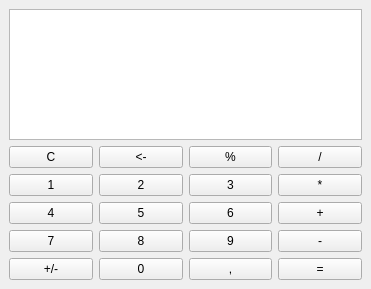
Above: mainwindow.ui from StarLeG/GromovPLC-M02_HW_Lesson7 before the change. Below: the same form after it.
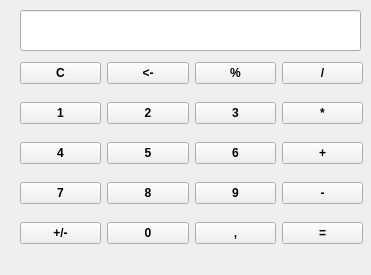
That is the form after the change.

Commit message: Заменил TextBrowser на LineEdit

```diff
--- a/mainwindow.ui
+++ b/mainwindow.ui
@@ -7,32 +7,41 @@
     <x>0</x>
     <y>0</y>
     <width>371</width>
-    <height>289</height>
+    <height>275</height>
    </rect>
   </property>
+  <property name="font">
+   <font>
+    <pointsize>9</pointsize>
+    <bold>true</bold>
+   </font>
+  </property>
   <property name="windowTitle">
    <string>MainWindow</string>
   </property>
   <widget class="QWidget" name="centralwidget">
-   <layout class="QGridLayout" name="gridLayout_2">
-    <item row="0" column="0">
-     <widget class="QTextBrowser" name="screen">
-      <property name="layoutDirection">
-       <enum>Qt::LeftToRight</enum>
-      </property>
-      <property name="html">
-       <string>&lt;!DOCTYPE HTML PUBLIC &quot;-//W3C//DTD HTML 4.0//EN&quot; &quot;http://www.w3.org/TR/REC-html40/strict.dtd&quot;&gt;
-&lt;html&gt;&lt;head&gt;&lt;meta name=&quot;qrichtext&quot; content=&quot;1&quot; /&gt;&lt;meta charset=&quot;utf-8&quot; /&gt;&lt;style type=&quot;text/css&quot;&gt;
-p, li { white-space: pre-wrap; }
-hr { height: 1px; border-width: 0; }
-li.unchecked::marker { content: &quot;\2610&quot;; }
-li.checked::marker { content: &quot;\2612&quot;; }
-&lt;/style&gt;&lt;/head&gt;&lt;body style=&quot; font-family:'Segoe UI'; font-size:9pt; font-weight:400; font-style:normal;&quot;&gt;
-&lt;p align=&quot;right&quot; style=&quot;-qt-paragraph-type:empty; margin-top:0px; margin-bottom:0px; margin-left:0px; margin-right:0px; -qt-block-indent:0; text-indent:0px;&quot;&gt;&lt;br /&gt;&lt;/p&gt;&lt;/body&gt;&lt;/html&gt;</string>
-      </property>
-     </widget>
-    </item>
-    <item row="1" column="0">
+   <widget class="QLineEdit" name="scr">
+    <property name="geometry">
+     <rect>
+      <x>20</x>
+      <y>10</y>
+      <width>341</width>
+      <height>41</height>
+     </rect>
+    </property>
+    <property name="alignment">
+     <set>Qt::AlignRight|Qt::AlignTrailing|Qt::AlignVCenter</set>
+    </property>
+   </widget>
+   <widget class="QWidget" name="">
+    <property name="geometry">
+     <rect>
+      <x>20</x>
+      <y>50</y>
+      <width>343</width>
+      <height>211</height>
+     </rect>
+    </property>
      <layout class="QGridLayout" name="gridLayout">
       <item row="5" column="1">
        <widget class="QPushButton" name="btn_0">
@@ -175,8 +184,7 @@
        </widget>
       </item>
      </layout>
-    </item>
-   </layout>
+   </widget>
   </widget>
  </widget>
  <resources/>
```
Left out of the diff: 152 changed lines with no effect on the pictures. Lines whose indentation alone changed are shown as unchanged. The commit also changes 1 other file.
